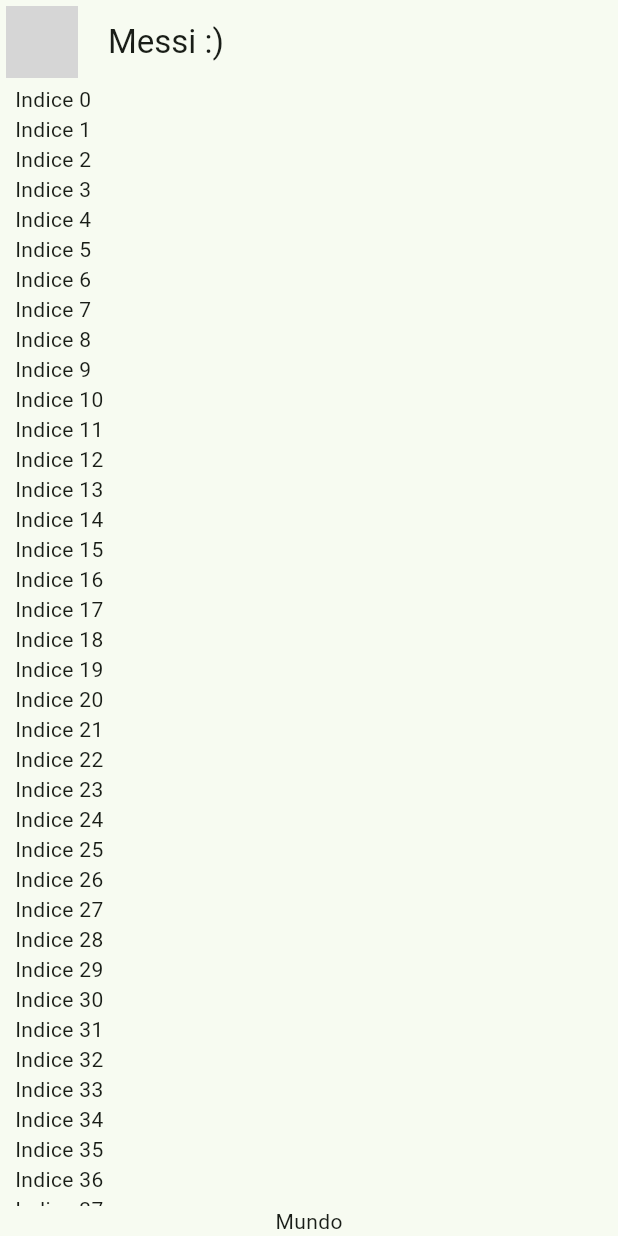
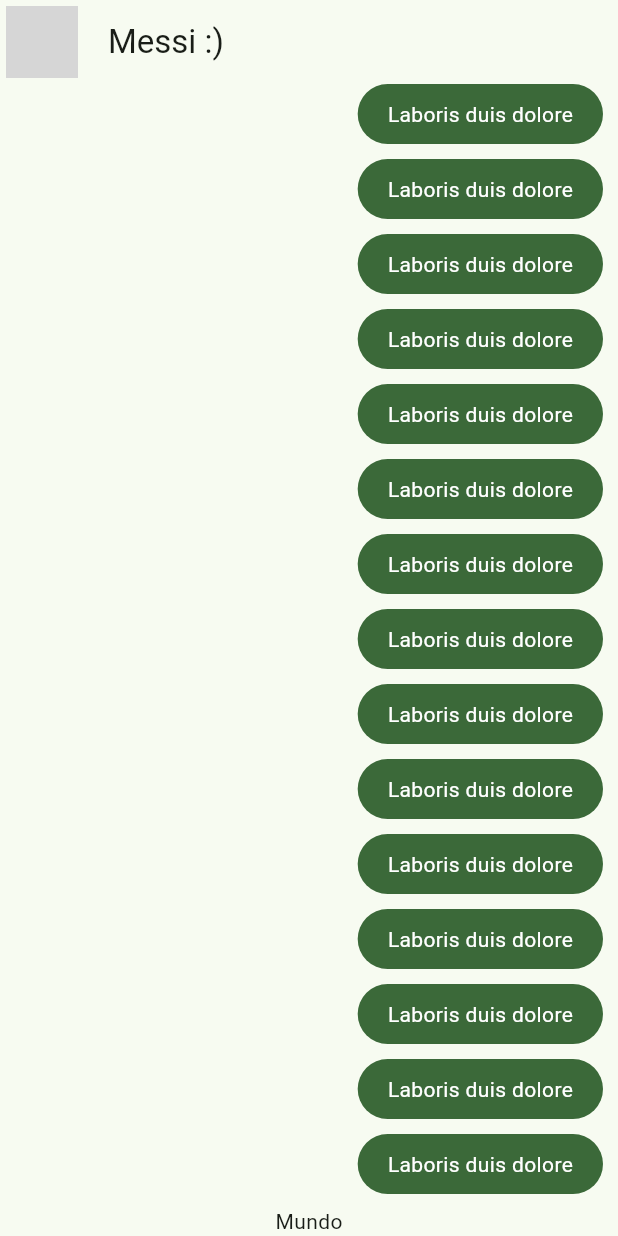
Before and after one commit to samu022/Yes-No-App, a Flutter app: the screen it shows after launch, on a phone screen of 412 x 824 dp. Run offline on Flutter 3.47's test engine with Material 3 defaults, Android fonts, the phone set to English and light mode, and no system bars; network calls fail; grey boxes are pictures that could not be loaded.

```diff
--- a/lib/main.dart
+++ b/lib/main.dart
@@ -1,6 +1,6 @@
 import 'package:flutter/material.dart';
 import 'package:yes_no_app/config/theme/app_theme.dart';
-import 'package:yes_no_app/presentation/chat/chat_screen.dart';
+import 'package:yes_no_app/presentation/screens/chat/chat_screen.dart';
 
 void main() => runApp(const MyApp());
 
--- a/lib/presentation/chat/chat_screen.dart
+++ b/lib/presentation/screens/chat/chat_screen.dart
@@ -1,4 +1,5 @@
 import 'package:flutter/material.dart';
+import 'package:yes_no_app/presentation/widgets/chat/my_message_bubble.dart';
 
 class ChatScreen extends StatelessWidget {
   const ChatScreen({super.key});
@@ -34,7 +35,7 @@ class _ChatView extends StatelessWidget {
               child: ListView.builder(
                 itemCount: 100,
                 itemBuilder: (context, index) {
-                return Text('Indice $index');
+                return const MyMessageBubble();
               },),
             ),
            Text('Mundo')
--- /dev/null
+++ b/lib/presentation/widgets/chat/my_message_bubble.dart
@@ -0,0 +1,26 @@
+import 'package:flutter/material.dart';
+
+class MyMessageBubble extends StatelessWidget {
+  const MyMessageBubble({super.key});
+
+  @override
+  Widget build(BuildContext context) {
+    final colors = Theme.of(context).colorScheme;
+    return Column(
+      crossAxisAlignment: CrossAxisAlignment.end,
+      children: [
+        Container(
+          decoration:  BoxDecoration(
+            color: colors.primary,
+            borderRadius: BorderRadius.circular(20)
+          ),
+          child: const Padding(
+            padding:  EdgeInsets.symmetric(horizontal: 20, vertical: 10),
+            child: Text('Laboris duis dolore', style: TextStyle(color: Colors.white),),
+          ),
+        ),
+        const SizedBox(height: 10)
+      ],
+    );
+  }
+}
```
